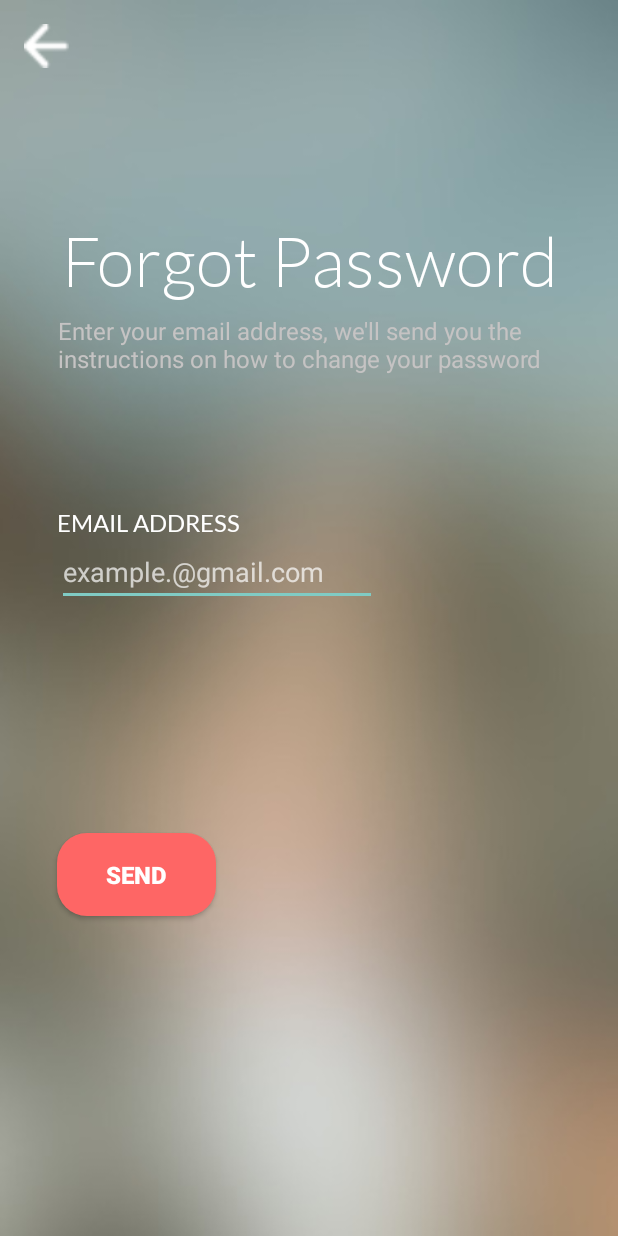
After one commit to joshlimlim/HERADatingApp, an Android app: the ForgetPasswordActivity screen opened directly, with no data from a screen before it, on a phone screen of 412 x 824 dp. The commit adds this screen. Run offline under Robolectric (Android 15) with nearby library versions, the phone set to English and light mode, and no system bars.

Commit message:
Forget Password Activity Design Page completed
Linked the pages from Home, Register, Login and Forget Password

```diff
--- /dev/null
+++ b/app/src/main/java/com/mad/heradatingapp/ForgetPasswordActivity.java
@@ -0,0 +1,23 @@
+package com.mad.heradatingapp;
+
+import android.content.Intent;
+import android.support.v7.app.AppCompatActivity;
+import android.os.Bundle;
+import android.view.View;
+import android.widget.Button;
+import android.widget.ImageButton;
+
+public class ForgetPasswordActivity extends AppCompatActivity {
+
+    @Override
+    protected void onCreate(Bundle savedInstanceState) {
+        super.onCreate(savedInstanceState);
+        setContentView(R.layout.activity_forget_password);
+    }
+
+    public  void onHome(View v) {
+        ImageButton imgbtnBack = (ImageButton) v;
+        Intent in = new Intent(ForgetPasswordActivity.this, MainActivity.class);
+        startActivity(in);
+    }
+}
--- a/app/src/main/java/com/mad/heradatingapp/MainActivity.java
+++ b/app/src/main/java/com/mad/heradatingapp/MainActivity.java
@@ -23,8 +23,8 @@ public class MainActivity extends AppCompatActivity {
     }
 
     public void onLogin(View v){
-        Button btnLogin = (Button)v;
-        Intent in = new Intent(MainActivity.this,SwipeCardTestActivity.class);
+        Button btnAlreadyMember = (Button)v;
+        Intent in = new Intent(MainActivity.this,LoginActivity.class);
         startActivity(in);
     }
 }
--- /dev/null
+++ b/app/src/main/res/layout/activity_forget_password.xml
@@ -0,0 +1,101 @@
+<?xml version="1.0" encoding="utf-8"?>
+<android.support.constraint.ConstraintLayout xmlns:android="http://schemas.android.com/apk/res/android"
+    xmlns:app="http://schemas.android.com/apk/res-auto"
+    xmlns:tools="http://schemas.android.com/tools"
+    android:layout_width="match_parent"
+    android:layout_height="match_parent"
+    android:background="@drawable/blur"
+    tools:context=".ForgetPasswordActivity">
+
+    <Button
+        android:id="@+id/btnSend"
+        android:layout_width="106dp"
+        android:layout_height="55dp"
+        android:layout_marginStart="8dp"
+        android:layout_marginTop="8dp"
+        android:layout_marginEnd="8dp"
+        android:layout_marginBottom="8dp"
+        android:background="@drawable/roundedsignup"
+        android:text="SEND"
+        android:textColor="@android:color/white"
+        android:textSize="16sp"
+        android:textStyle="bold"
+        app:layout_constraintBottom_toBottomOf="parent"
+        app:layout_constraintEnd_toEndOf="parent"
+        app:layout_constraintHorizontal_bias="0.103"
+        app:layout_constraintStart_toStartOf="parent"
+        app:layout_constraintTop_toBottomOf="@+id/etEmail"
+        app:layout_constraintVertical_bias="0.411" />
+
+    <TextView
+        android:id="@+id/textView5"
+        android:layout_width="wrap_content"
+        android:layout_height="wrap_content"
+        android:layout_marginStart="8dp"
+        android:layout_marginTop="100dp"
+        android:layout_marginEnd="8dp"
+        android:fontFamily="@font/lato_light"
+        android:text="Forgot Password"
+        android:textColor="@android:color/white"
+        android:textSize="46sp"
+        app:layout_constraintEnd_toEndOf="parent"
+        app:layout_constraintStart_toStartOf="parent"
+        app:layout_constraintTop_toBottomOf="@+id/imgbtnBack" />
+
+    <ImageButton
+        android:id="@+id/imgbtnBack"
+        android:layout_width="30dp"
+        android:layout_height="29dp"
+        android:layout_marginStart="16dp"
+        android:layout_marginTop="16dp"
+        android:background="@drawable/leftarrow"
+        android:onClick="onHome"
+        app:layout_constraintStart_toStartOf="parent"
+        app:layout_constraintTop_toTopOf="parent" />
+
+    <TextView
+        android:id="@+id/textView12"
+        android:layout_width="335dp"
+        android:layout_height="45dp"
+        android:layout_marginTop="8dp"
+        android:text="Enter your email address, we'll send you the instructions on how to change your password"
+        android:textAlignment="textStart"
+        android:textColor="#C5C3C3"
+        android:textSize="16sp"
+        app:layout_constraintEnd_toEndOf="parent"
+        app:layout_constraintHorizontal_bias="0.505"
+        app:layout_constraintStart_toStartOf="parent"
+        app:layout_constraintTop_toBottomOf="@+id/textView5" />
+
+    <TextView
+        android:id="@+id/textView13"
+        android:layout_width="wrap_content"
+        android:layout_height="wrap_content"
+        android:layout_marginStart="8dp"
+        android:layout_marginTop="84dp"
+        android:layout_marginEnd="8dp"
+        android:fontFamily="@font/lato"
+        android:text="EMAIL ADDRESS"
+        android:textColor="@android:color/white"
+        android:textSize="16sp"
+        app:layout_constraintEnd_toEndOf="parent"
+        app:layout_constraintHorizontal_bias="0.11"
+        app:layout_constraintStart_toStartOf="parent"
+        app:layout_constraintTop_toBottomOf="@+id/textView12" />
+
+    <EditText
+        android:id="@+id/etEmail"
+        android:layout_width="wrap_content"
+        android:layout_height="wrap_content"
+        android:layout_marginStart="8dp"
+        android:layout_marginEnd="8dp"
+        android:ems="10"
+        android:hint="example.@gmail.com"
+        android:inputType="textEmailAddress"
+        android:textColor="@android:color/white"
+        app:layout_constraintEnd_toEndOf="parent"
+        app:layout_constraintHorizontal_bias="0.164"
+        app:layout_constraintStart_toStartOf="parent"
+        app:layout_constraintTop_toBottomOf="@+id/textView13" />
+
+</android.support.constraint.ConstraintLayout>
--- a/app/src/main/res/layout/activity_main.xml
+++ b/app/src/main/res/layout/activity_main.xml
@@ -9,7 +9,7 @@
     tools:context=".MainActivity">
 
     <Button
-        android:id="@+id/btnSignUp"
+        android:id="@+id/btnSignup"
         android:layout_width="0dp"
         android:layout_height="45dp"
         android:layout_marginStart="90dp"
@@ -42,7 +42,7 @@
         app:layout_constraintEnd_toEndOf="parent"
         app:layout_constraintHorizontal_bias="0.5"
         app:layout_constraintStart_toStartOf="parent"
-        app:layout_constraintTop_toBottomOf="@+id/btnSignUp" />
+        app:layout_constraintTop_toBottomOf="@+id/btnSignup" />
 
     <TextView
         android:id="@+id/textView"
```
Also changed, not shown: app/src/main/AndroidManifest.xml (+17 -6 lines), app/src/main/java/com/mad/heradatingapp/LoginActivity.java (+22 -0 lines), app/src/main/java/com/mad/heradatingapp/RegisterActivity.java (+15 -1 lines), app/src/main/res/layout/activity_login.xml (+9 -6 lines), app/src/main/res/layout/activity_register.xml (+6 -4 lines).
